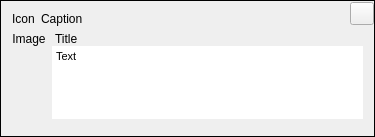
The window that src/plugins/notifications/notifywidget.ui (silvansky/Contacts) describes before a commit, drawn with Qt 5.
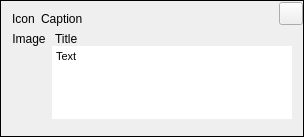
The same window after the commit. Custom widgets are drawn as their Qt base class.

Diff of the .ui file:
```diff
--- a/src/plugins/notifications/notifywidget.ui
+++ b/src/plugins/notifications/notifywidget.ui
@@ -6,7 +6,7 @@
    <rect>
     <x>0</x>
     <y>0</y>
-    <width>375</width>
+    <width>304</width>
     <height>137</height>
    </rect>
   </property>
@@ -168,19 +168,6 @@
         </property>
        </spacer>
       </item>
-      <item>
-       <spacer name="hspActionsRight">
-        <property name="orientation">
-         <enum>Qt::Horizontal</enum>
-        </property>
-        <property name="sizeHint" stdset="0">
-         <size>
-          <width>171</width>
-          <height>0</height>
-         </size>
-        </property>
-       </spacer>
-      </item>
      </layout>
     </widget>
    </item>
```
Left out of the diff: 2 changed lines with no effect on the pictures.
